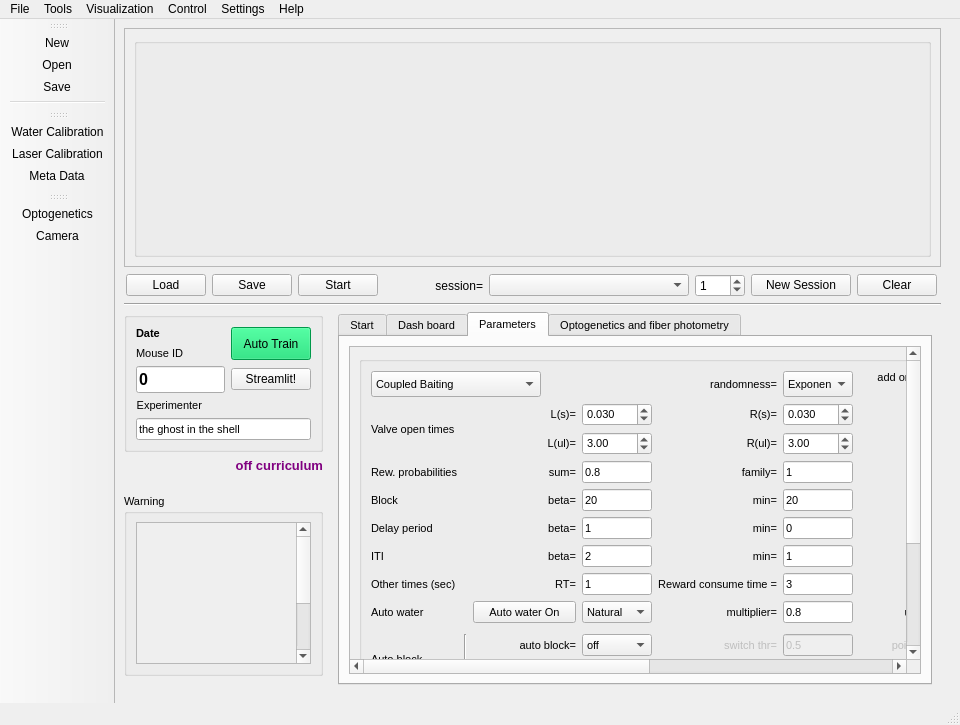
This is src/foraging_gui/ForagingGUI.ui in AllenNeuralDynamics/dynamic-foraging-task as Qt 5 draws it before an edit. The edited form follows.
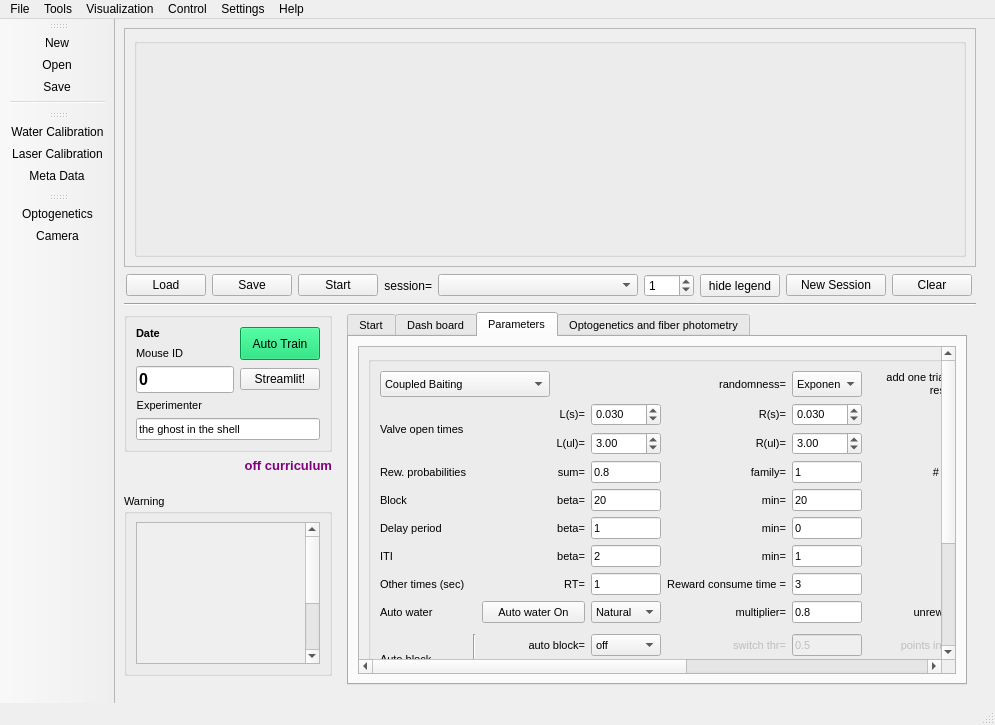
This is the edited form. Icons and pictures are not drawn.

Commit message: adding hide legend to behavior gui

```diff
--- a/src/foraging_gui/ForagingGUI.ui
+++ b/src/foraging_gui/ForagingGUI.ui
@@ -113,7 +113,7 @@
        </widget>
       </item>
       <item>
-       <layout class="QGridLayout" name="gridLayout_5" columnstretch="0,0,0,0,0,0,0,0,0,0,0">
+       <layout class="QGridLayout" name="gridLayout_5" columnstretch="0,0,0,0,0,0,0,0,0,0,0,0">
         <property name="sizeConstraint">
          <enum>QLayout::SetDefaultConstraint</enum>
         </property>
@@ -126,20 +126,7 @@
         <property name="rightMargin">
          <number>4</number>
         </property>
-        <item row="0" column="0">
-         <widget class="QPushButton" name="Load">
-          <property name="sizePolicy">
-           <sizepolicy hsizetype="Fixed" vsizetype="Fixed">
-            <horstretch>0</horstretch>
-            <verstretch>0</verstretch>
-           </sizepolicy>
-          </property>
-          <property name="text">
-           <string>Load</string>
-          </property>
-         </widget>
-        </item>
-        <item row="0" column="3">
+        <item row="2" column="3">
          <spacer name="horizontalSpacer_5">
           <property name="orientation">
            <enum>Qt::Horizontal</enum>
@@ -152,7 +139,7 @@
           </property>
          </spacer>
         </item>
-        <item row="0" column="6">
+        <item row="2" column="7">
          <widget class="QSpinBox" name="SessionlistSpin">
           <property name="sizePolicy">
            <sizepolicy hsizetype="Expanding" vsizetype="Expanding">
@@ -177,8 +164,8 @@
           </property>
          </widget>
         </item>
-        <item row="0" column="10">
-         <widget class="QPushButton" name="Clear">
+        <item row="2" column="0">
+         <widget class="QPushButton" name="Load">
           <property name="sizePolicy">
            <sizepolicy hsizetype="Fixed" vsizetype="Fixed">
             <horstretch>0</horstretch>
@@ -186,11 +173,33 @@
            </sizepolicy>
           </property>
           <property name="text">
-           <string>Clear</string>
+           <string>Load</string>
           </property>
          </widget>
         </item>
-        <item row="0" column="8" alignment="Qt::AlignRight">
+        <item row="2" column="4">
+         <widget class="QLabel" name="label_73">
+          <property name="enabled">
+           <bool>true</bool>
+          </property>
+          <property name="sizePolicy">
+           <sizepolicy hsizetype="Expanding" vsizetype="Expanding">
+            <horstretch>0</horstretch>
+            <verstretch>0</verstretch>
+           </sizepolicy>
+          </property>
+          <property name="text">
+           <string>session=</string>
+          </property>
+          <property name="textFormat">
+           <enum>Qt::AutoText</enum>
+          </property>
+          <property name="alignment">
+           <set>Qt::AlignRight|Qt::AlignTrailing|Qt::AlignVCenter</set>
+          </property>
+         </widget>
+        </item>
+        <item row="2" column="9" alignment="Qt::AlignRight">
          <widget class="QPushButton" name="NewSession">
           <property name="enabled">
            <bool>true</bool>
@@ -215,7 +224,20 @@
           </property>
          </widget>
         </item>
-        <item row="0" column="2">
+        <item row="2" column="11">
+         <widget class="QPushButton" name="Clear">
+          <property name="sizePolicy">
+           <sizepolicy hsizetype="Fixed" vsizetype="Fixed">
+            <horstretch>0</horstretch>
+            <verstretch>0</verstretch>
+           </sizepolicy>
+          </property>
+          <property name="text">
+           <string>Clear</string>
+          </property>
+         </widget>
+        </item>
+        <item row="2" column="2">
          <widget class="QPushButton" name="Start">
           <property name="enabled">
            <bool>true</bool>
@@ -240,39 +262,7 @@
           </property>
          </widget>
         </item>
-        <item row="0" column="4">
-         <widget class="QLabel" name="label_73">
-          <property name="enabled">
-           <bool>true</bool>
-          </property>
-          <property name="sizePolicy">
-           <sizepolicy hsizetype="Expanding" vsizetype="Expanding">
-            <horstretch>0</horstretch>
-            <verstretch>0</verstretch>
-           </sizepolicy>
-          </property>
-          <property name="text">
-           <string>session=</string>
-          </property>
-          <property name="textFormat">
-           <enum>Qt::AutoText</enum>
-          </property>
-          <property name="alignment">
-           <set>Qt::AlignRight|Qt::AlignTrailing|Qt::AlignVCenter</set>
-          </property>
-         </widget>
-        </item>
-        <item row="0" column="5">
-         <widget class="QComboBox" name="Sessionlist">
-          <property name="minimumSize">
-           <size>
-            <width>200</width>
-            <height>0</height>
-           </size>
-          </property>
-         </widget>
-        </item>
-        <item row="0" column="1">
+        <item row="2" column="1">
          <widget class="QPushButton" name="Save">
           <property name="sizePolicy">
            <sizepolicy hsizetype="Fixed" vsizetype="Fixed">
@@ -285,6 +275,35 @@
           </property>
          </widget>
         </item>
+        <item row="2" column="5">
+         <widget class="QComboBox" name="Sessionlist">
+          <property name="minimumSize">
+           <size>
+            <width>200</width>
+            <height>0</height>
+           </size>
+          </property>
+         </widget>
+        </item>
+        <item row="2" column="8">
+         <widget class="QPushButton" name="HideLegend">
+          <property name="enabled">
+           <bool>true</bool>
+          </property>
+          <property name="sizePolicy">
+           <sizepolicy hsizetype="Expanding" vsizetype="Expanding">
+            <horstretch>0</horstretch>
+            <verstretch>0</verstretch>
+           </sizepolicy>
+          </property>
+          <property name="text">
+           <string>hide legend</string>
+          </property>
+          <property name="checkable">
+           <bool>true</bool>
+          </property>
+         </widget>
+        </item>
        </layout>
       </item>
       <item>
@@ -2701,7 +2720,7 @@
                <widget class="QWidget" name="scrollAreaWidgetContents_2">
                 <property name="geometry">
                  <rect>
-                  <x>-297</x>
+                  <x>0</x>
                   <y>0</y>
                   <width>1068</width>
                   <height>463</height>
```
